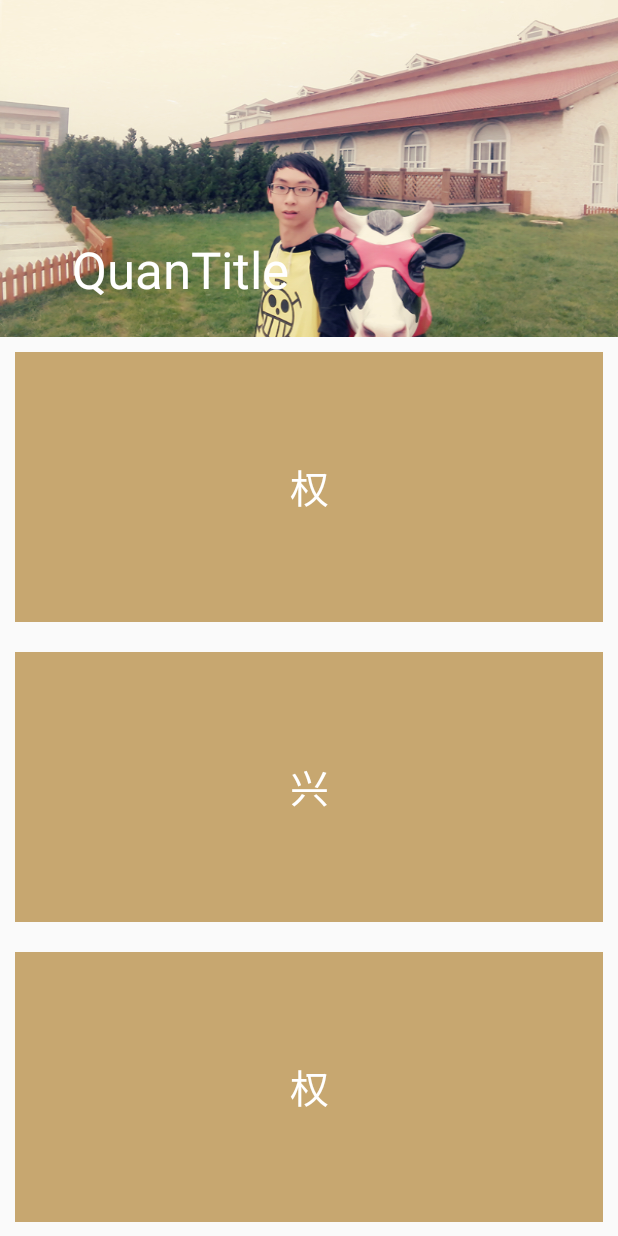
After one commit to HXQWill/QuanStudy, an Android app: the CollapsingActivity screen opened directly, with no data from a screen before it, on a phone screen of 412 x 824 dp. The commit adds this screen. Run offline under Robolectric (Android 15) with nearby library versions, the phone set to English and light mode, and no system bars.

Commit message:
CollapsingToolbarLayout

```diff
--- a/app/src/main/AndroidManifest.xml
+++ b/app/src/main/AndroidManifest.xml
@@ -27,6 +27,7 @@
         <activity android:name=".design.MainDesignActivity" />
         <activity android:name=".design.FloatingActionBarActivity" />
         <activity android:name=".design.ScrollActivity" />
+        <activity android:name=".design.CollapsingActivity" />
     </application>
 
 </manifest>
--- /dev/null
+++ b/app/src/main/java/com/example/quan/quanstudy/design/CollapsingActivity.java
@@ -0,0 +1,42 @@
+package com.example.quan.quanstudy.design;
+
+import android.graphics.Color;
+import android.os.Bundle;
+import android.support.design.widget.CollapsingToolbarLayout;
+import android.support.v7.app.AppCompatActivity;
+import android.support.v7.widget.Toolbar;
+
+import com.example.quan.quanstudy.R;
+
+/**
+ * Created by xingquan.he on 2017/3/16.
+ * Mr.Quan
+ * AppBarLayout + CollapsingToolbarLayout
+ * CoordinatorLayout 可以协调子View，做隐藏或者显示
+ * ActionBar -> Toolbar，规范的标题栏 -> CollapsingToolbarLayout 可折叠伸缩的Toolbar
+ */
+
+public class CollapsingActivity extends AppCompatActivity {
+    private CollapsingToolbarLayout mCollapsingToolbarLayout;
+
+
+    @Override
+    protected void onCreate(Bundle savedInstanceState) {
+        super.onCreate(savedInstanceState);
+        setContentView(R.layout.activity_design_collapsing);
+
+        setSupportActionBar((Toolbar)findViewById(R.id.top_tb_design_collapsing));
+
+        mCollapsingToolbarLayout = (CollapsingToolbarLayout) findViewById(R.id.collapsing_ctb_design);
+        mCollapsingToolbarLayout.setTitle("QuanTitle");
+
+        mCollapsingToolbarLayout.setExpandedTitleColor(Color.WHITE);
+
+        //沉浸式内容 Content scrim
+        mCollapsingToolbarLayout.setCollapsedTitleTextColor(getResources().getColor(R.color.bg_purple));
+        mCollapsingToolbarLayout.setContentScrim(getResources().getDrawable(R.mipmap.quan)); // 标题栏->图片
+        //沉浸状态栏 Status bar scrim
+//        mCollapsingToolbarLayout.setCollapsedTitleTextColor(getResources().getColor(R.color.bg_teal_light));
+//        mCollapsingToolbarLayout.setStatusBarScrim(getResources().getDrawable(R.mipmap.quan));  // 标题栏+图片
+    }
+}
--- a/app/src/main/java/com/example/quan/quanstudy/design/MainDesignActivity.java
+++ b/app/src/main/java/com/example/quan/quanstudy/design/MainDesignActivity.java
@@ -15,6 +15,7 @@ import com.example.quan.quanstudy.base.BaseActivity;
 public class MainDesignActivity extends BaseActivity implements View.OnClickListener{
     private Button mFabBtn;
     private Button mScrollBtn;
+    private Button mCollapsingBtn;
 
     @Override
     protected void onCreate(Bundle savedInstanceState) {
@@ -32,11 +33,13 @@ public class MainDesignActivity extends BaseActivity implements View.OnClickList
     public void initView() {
         mFabBtn = (Button) findViewById(R.id.fab_btn_design);
         mScrollBtn = (Button) findViewById(R.id.scroll_btn_design);
+        mCollapsingBtn = (Button) findViewById(R.id.collapsing_btn_design);
     }
 
     private void initOnClickListener() {
         mFabBtn.setOnClickListener(this);
         mScrollBtn.setOnClickListener(this);
+        mCollapsingBtn.setOnClickListener(this);
     }
 
     public void onClick(View view) {
@@ -47,6 +50,9 @@ public class MainDesignActivity extends BaseActivity implements View.OnClickList
             case R.id.scroll_btn_design:
                 gotoNextActivity(ScrollActivity.class);
                 break;
+            case R.id.collapsing_btn_design:
+                gotoNextActivity(CollapsingActivity.class);
+                break;
             default:
                 break;
         }
--- a/app/src/main/res/layout/activity_design.xml
+++ b/app/src/main/res/layout/activity_design.xml
@@ -22,5 +22,10 @@
         android:layout_width="match_parent"
         android:layout_height="wrap_content"
         android:text="Scroll伸缩效果" />
+    <Button
+        android:id="@+id/collapsing_btn_design"
+        android:layout_width="match_parent"
+        android:layout_height="wrap_content"
+        android:text="Collapsing伸缩效果" />
 
 </LinearLayout>
--- /dev/null
+++ b/app/src/main/res/layout/activity_design_collapsing.xml
@@ -0,0 +1,98 @@
+<android.support.design.widget.CoordinatorLayout
+    xmlns:android="http://schemas.android.com/apk/res/android"
+    xmlns:app="http://schemas.android.com/apk/res-auto"
+    android:layout_width="match_parent"
+    android:layout_height="match_parent">
+
+    <!--1、AppBarLayout最好是CoordinatorLayout的直接子view -->
+    <android.support.design.widget.AppBarLayout
+        android:layout_width="match_parent"
+        android:layout_height="wrap_content"
+        android:fitsSystemWindows="true"
+        android:theme="@style/ThemeOverlay.AppCompat.Dark.ActionBar">
+
+        <android.support.design.widget.CollapsingToolbarLayout
+            android:id="@+id/collapsing_ctb_design"
+            android:layout_width="match_parent"
+            android:layout_height="match_parent"
+            android:fitsSystemWindows="true"
+            app:contentScrim="?attr/colorPrimary"
+            app:expandedTitleMarginEnd="64dp"
+            app:expandedTitleMarginStart="48dp"
+            app:layout_scrollFlags="scroll|exitUntilCollapsed">
+
+            <ImageView
+                android:id="@+id/top_iv_design"
+                android:layout_width="match_parent"
+                android:layout_height="match_parent"
+                android:fitsSystemWindows="true"
+                android:transitionName="transition_book_img"
+                android:background="@mipmap/quan_shijiazhuang"
+                android:scaleType="centerCrop"
+                app:layout_collapseMode="parallax"
+                app:layout_collapseParallaxMultiplier="0.7" />
+
+            <!--2 、···AppBarLayout的子view：需要设置app:layout_scrollFlags-->
+            <android.support.v7.widget.Toolbar
+                android:id="@+id/top_tb_design_collapsing"
+                android:layout_width="match_parent"
+                android:layout_height="?attr/actionBarSize"
+                app:layout_collapseMode="pin"
+                app:layout_scrollFlags="scroll|enterAlways"
+                app:popupTheme="@style/ThemeOverlay.AppCompat.Light" />
+        </android.support.design.widget.CollapsingToolbarLayout>
+
+    </android.support.design.widget.AppBarLayout>
+
+    <!-- 3、指定behavior属性为AppBarLayout.ScrollingViewBehavior -->
+    <android.support.v4.widget.NestedScrollView
+        android:layout_width="match_parent"
+        android:layout_height="match_parent"
+        app:layout_behavior="@string/appbar_scrolling_view_behavior">
+        <LinearLayout
+            android:layout_width="match_parent"
+            android:layout_height="match_parent"
+            android:orientation="vertical">
+            <TextView
+                android:layout_width="match_parent"
+                android:layout_height="180dp"
+                android:layout_margin="10dp"
+                android:background="#c7a770"
+                android:gravity="center"
+                android:text="权"
+                android:textSize="26dp"
+                android:textColor="@color/white"
+                android:transitionName="zi" />
+            <TextView
+                android:layout_width="match_parent"
+                android:layout_height="180dp"
+                android:layout_margin="10dp"
+                android:background="#c7a770"
+                android:gravity="center"
+                android:text="兴"
+                android:textSize="26dp"
+                android:textColor="@color/white"
+                android:transitionName="zi" />
+            <TextView
+                android:layout_width="match_parent"
+                android:layout_height="180dp"
+                android:layout_margin="10dp"
+                android:background="#c7a770"
+                android:gravity="center"
+                android:text="权"
+                android:textSize="26dp"
+                android:textColor="@color/white"
+                android:transitionName="zi" />
+            <TextView
+                android:layout_width="match_parent"
+                android:layout_height="180dp"
+                android:layout_margin="10dp"
+                android:background="#c7a770"
+                android:gravity="center"
+                android:text="意"
+                android:textSize="26dp"
+                android:textColor="@color/white"
+                android:transitionName="zi" />
+        </LinearLayout>
+    </android.support.v4.widget.NestedScrollView>
+</android.support.design.widget.CoordinatorLayout>
```
